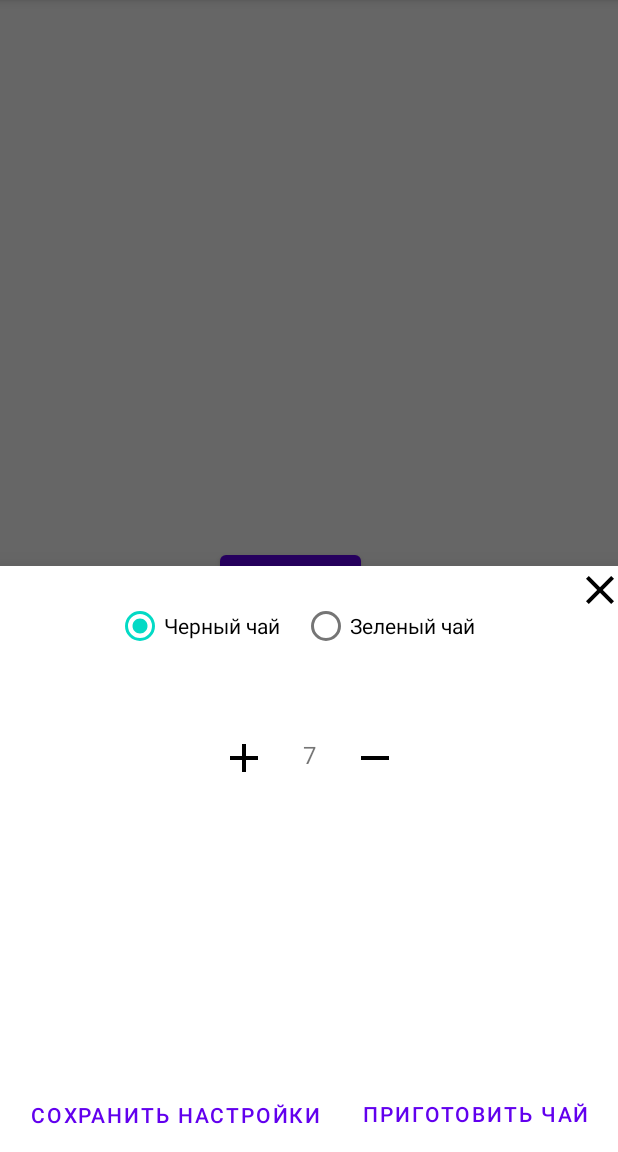
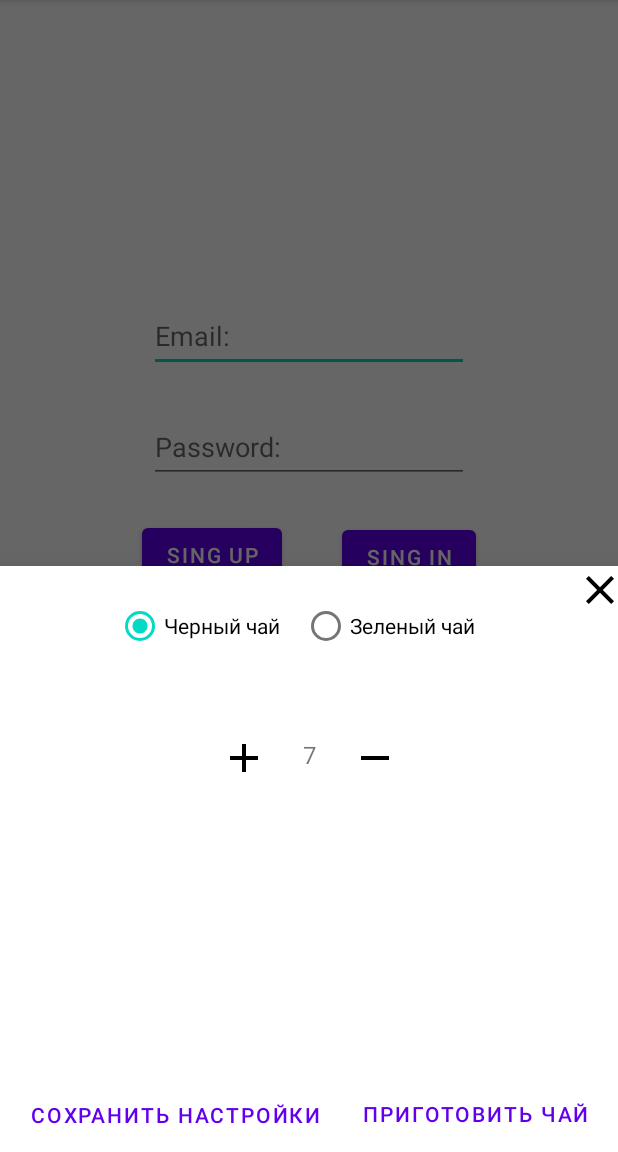
Before and after one commit to verevka8/Proekt, an Android app: the fragment TeaParameters placed in its activity, on a phone screen of 412 x 824 dp, the part 84-1236 px from its top. Run offline under Robolectric (Android 15) with nearby library versions, the phone set to English and light mode, and no system bars; our stand-ins replace Firebase (no records; nobody signed in at launch, a user with empty details on screens opened directly), data binding.

Commit message:
added a simple authorization

```diff
--- a/app/build.gradle
+++ b/app/build.gradle
@@ -1,5 +1,6 @@
 plugins {
     id 'com.android.application'
+    id 'com.google.gms.google-services'
 }
 
 android {
@@ -33,6 +34,7 @@ android {
 }
 
 dependencies {
+    implementation 'com.google.firebase:firebase-auth:21.0.3'
     def nav_version = "2.5.3"
     def lifecycle_version = "2.5.1"
     implementation "androidx.navigation:navigation-fragment:$nav_version"
--- a/app/src/main/java/com/example/proekt/TeaParameters.java
+++ b/app/src/main/java/com/example/proekt/TeaParameters.java
@@ -1,9 +1,13 @@
 package com.example.proekt;
 
+import android.annotation.SuppressLint;
 import android.os.Bundle;
 
 import androidx.fragment.app.Fragment;
+import androidx.fragment.app.FragmentManager;
+import androidx.fragment.app.FragmentTransaction;
 import androidx.lifecycle.ViewModelProvider;
+import androidx.navigation.Navigation;
 
 import android.view.LayoutInflater;
 import android.view.View;
@@ -47,12 +51,6 @@ public class TeaParameters extends BottomSheetDialogFragment {
                 binding.countTea.setText(model.getTea_count().toString());
             }
         });
-        binding.closeMenuSetting.setOnClickListener(new View.OnClickListener() {
-            @Override
-            public void onClick(View view) {
-
-            }
-        });
         return binding.getRoot();
     }
 }
--- a/app/src/main/res/layout/fragment_authorization.xml
+++ b/app/src/main/res/layout/fragment_authorization.xml
@@ -1,23 +1,61 @@
 <?xml version="1.0" encoding="utf-8"?>
-<layout xmlns:android="http://schemas.android.com/apk/res/android"
+<androidx.constraintlayout.widget.ConstraintLayout xmlns:android="http://schemas.android.com/apk/res/android"
     xmlns:app="http://schemas.android.com/apk/res-auto"
     xmlns:tools="http://schemas.android.com/tools"
+    android:layout_width="match_parent"
+    android:layout_height="match_parent"
     tools:context=".Authorization">
 
-    <androidx.constraintlayout.widget.ConstraintLayout
-        android:layout_width="match_parent"
-        android:layout_height="match_parent">
+    <Button
+        android:id="@+id/user_singup"
+        android:layout_width="wrap_content"
+        android:layout_height="wrap_content"
+        android:layout_marginTop="24dp"
+        android:layout_marginEnd="20dp"
+        android:text="Sing Up"
+        app:layout_constraintEnd_toStartOf="@+id/user_singin"
+        app:layout_constraintHorizontal_bias="0.5"
+        app:layout_constraintHorizontal_chainStyle="packed"
+        app:layout_constraintStart_toStartOf="parent"
+        app:layout_constraintTop_toBottomOf="@+id/user_password" />
 
-        <Button
-            android:id="@+id/button"
-            android:layout_width="wrap_content"
-            android:layout_height="wrap_content"
-            android:layout_marginStart="146dp"
-            android:layout_marginTop="364dp"
-            android:layout_marginEnd="171dp"
-            android:text="Button"
-            app:layout_constraintEnd_toEndOf="parent"
-            app:layout_constraintStart_toStartOf="parent"
-            app:layout_constraintTop_toTopOf="parent" />
-    </androidx.constraintlayout.widget.ConstraintLayout>
-</layout>
+    <EditText
+        android:id="@+id/user_email"
+        android:layout_width="wrap_content"
+        android:layout_height="wrap_content"
+        android:layout_marginTop="200dp"
+        android:ems="10"
+        android:hint="Email:"
+        android:inputType="textPersonName"
+        android:minHeight="48dp"
+        app:layout_constraintEnd_toEndOf="parent"
+        app:layout_constraintHorizontal_bias="0.5"
+        app:layout_constraintStart_toStartOf="parent"
+        app:layout_constraintTop_toTopOf="parent" />
+
+    <EditText
+        android:id="@+id/user_password"
+        android:layout_width="wrap_content"
+        android:layout_height="wrap_content"
+        android:layout_marginTop="26dp"
+        android:ems="10"
+        android:hint="Password:"
+        android:inputType="textPersonName"
+        android:minHeight="48dp"
+        app:layout_constraintEnd_toEndOf="parent"
+        app:layout_constraintHorizontal_bias="0.5"
+        app:layout_constraintStart_toStartOf="parent"
+        app:layout_constraintTop_toBottomOf="@+id/user_email" />
+
+    <Button
+        android:id="@+id/user_singin"
+        android:layout_width="wrap_content"
+        android:layout_height="wrap_content"
+        android:layout_marginStart="20dp"
+        android:layout_marginTop="25dp"
+        android:text="Sing In"
+        app:layout_constraintEnd_toEndOf="parent"
+        app:layout_constraintHorizontal_bias="0.5"
+        app:layout_constraintStart_toEndOf="@+id/user_singup"
+        app:layout_constraintTop_toBottomOf="@+id/user_password" />
+</androidx.constraintlayout.widget.ConstraintLayout>
--- a/build.gradle
+++ b/build.gradle
@@ -1,4 +1,8 @@
-// Top-level build file where you can add configuration options common to all sub-projects/modules.
+buildscript {
+    dependencies {
+        classpath 'com.google.gms:google-services:4.3.15'
+    }
+}// Top-level build file where you can add configuration options common to all sub-projects/modules.
 plugins {
     id 'com.android.application' version '7.4.1' apply false
     id 'com.android.library' version '7.4.1' apply false
```
Also changed, not shown: app/src/main/java/com/example/proekt/Authorization.java (+69 -7 lines), app/src/main/java/com/example/proekt/MainMenu.java (+8 -4 lines).
